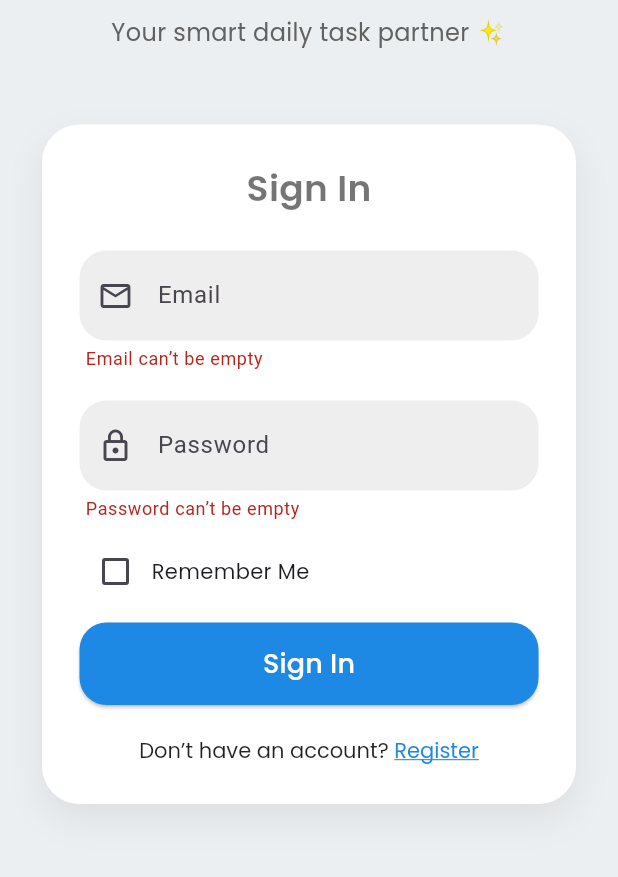
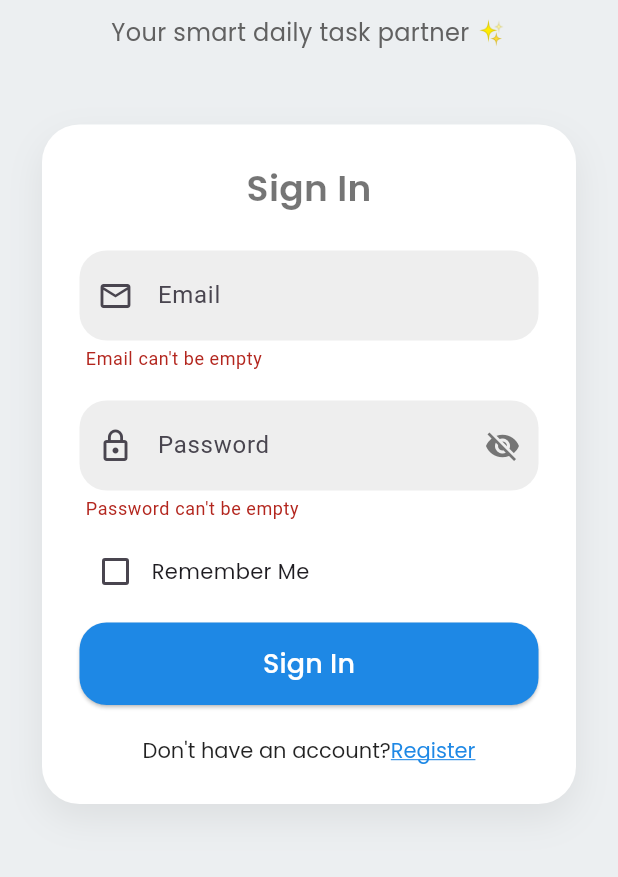
Before and after one commit to Ladanividhi/NoteNest, a Flutter app: the screen it shows after launch, after a tap on "Sign In", on a phone screen of 412 x 824 dp, the part 201-1078 px from its top. Run offline on Flutter 3.47's test engine with Material 3 defaults, Android fonts, the phone set to English and light mode, and no system bars; our stand-ins replace cloud_firestore, firebase_core, google_fonts, shared_preferences; accounts and stored records are empty.

Commit message:
Updated Commit

```diff
--- a/lib/screens/CreatePassword.dart
+++ b/lib/screens/CreatePassword.dart
@@ -137,7 +137,6 @@ class _CreatePasswordPageState extends State<CreatePasswordPage> {
                         ),
                       ),
                     ),
-
                     const SizedBox(height: 25),
 
                     // Confirm Password
--- a/lib/screens/Login.dart
+++ b/lib/screens/Login.dart
@@ -19,6 +19,7 @@ class LoginPage extends StatefulWidget {
 
 class _LoginPageState extends State<LoginPage> {
   final _formKey = GlobalKey<FormState>();
+  bool _obscurePassword = true;
   final TextEditingController _emailController = TextEditingController();
   final TextEditingController _passwordController = TextEditingController();
   bool rememberMe = false;
@@ -37,8 +38,8 @@ class _LoginPageState extends State<LoginPage> {
 
       final querySnapshot = await FirebaseFirestore.instance
           .collection('User')
-          .where('email', isEqualTo: email)
-          .where('password', isEqualTo: hashedPassword)
+          .where('Email', isEqualTo: email)
+          .where('Password', isEqualTo: hashedPassword)
           .get();
 
       if (querySnapshot.docs.isNotEmpty) {
@@ -124,7 +125,7 @@ class _LoginPageState extends State<LoginPage> {
                         controller: _emailController,
                         validator: (value) {
                           if (value == null || value.isEmpty) {
-                            return 'Email can’t be empty';
+                            return "Email can't be empty";
                           } else if (!value.contains('@')) {
                             return 'Enter a valid email';
                           }
@@ -146,10 +147,10 @@ class _LoginPageState extends State<LoginPage> {
                       const SizedBox(height: 20),
                       TextFormField(
                         controller: _passwordController,
-                        obscureText: true,
+                        obscureText: _obscurePassword,
                         validator: (value) {
                           if (value == null || value.isEmpty) {
-                            return 'Password can’t be empty';
+                            return "Password can't be empty";
                           }
                           return null;
                         },
@@ -158,11 +159,21 @@ class _LoginPageState extends State<LoginPage> {
                           prefixIcon: const Icon(Icons.lock_outline),
                           filled: true,
                           fillColor: Colors.grey[200],
-                          contentPadding:
-                          const EdgeInsets.symmetric(vertical: 18),
+                          contentPadding: const EdgeInsets.symmetric(vertical: 18),
                           border: OutlineInputBorder(
                             borderRadius: BorderRadius.circular(18),
                             borderSide: BorderSide.none,
+                          ),
+                          suffixIcon: IconButton(
+                            icon: Icon(
+                              _obscurePassword ? Icons.visibility_off : Icons.visibility,
+                              color: Colors.grey[600],
+                            ),
+                            onPressed: () {
+                              setState(() {
+                                _obscurePassword = !_obscurePassword;
+                              });
+                            },
                           ),
                         ),
                       ),
@@ -208,7 +219,7 @@ class _LoginPageState extends State<LoginPage> {
                       const SizedBox(height: 20),
                       RichText(
                         text: TextSpan(
-                          text: 'Don’t have an account? ',
+                          text: "Don't have an account?",
                           style: GoogleFonts.poppins(
                             fontSize: 14,
                             color: Colors.black87,
```
